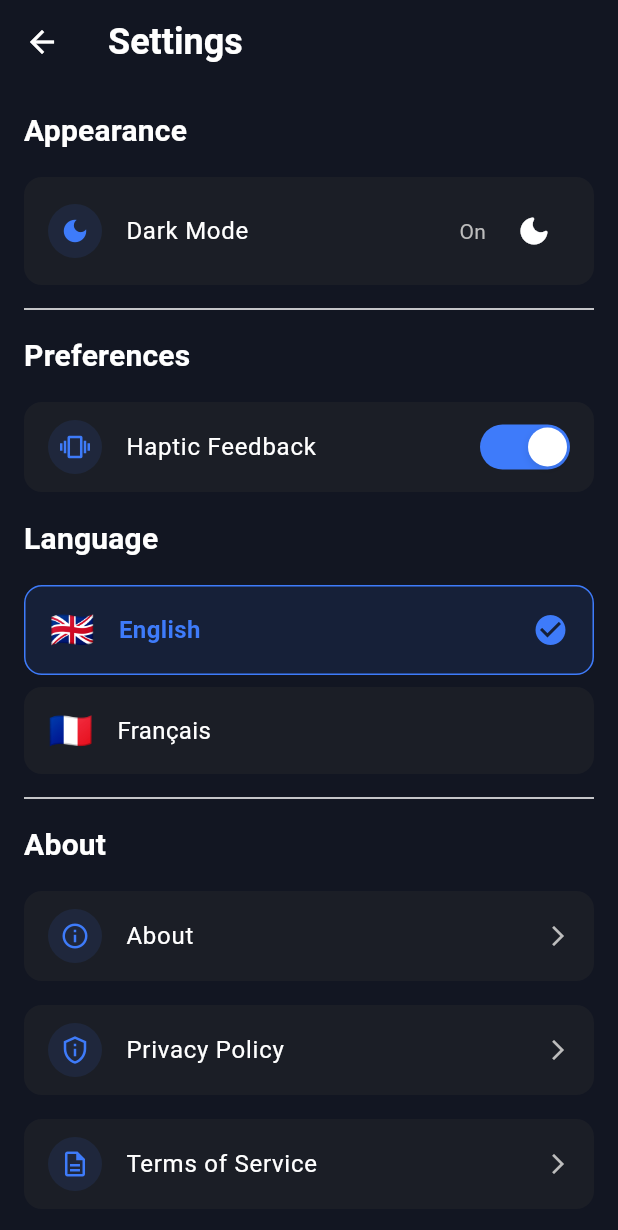
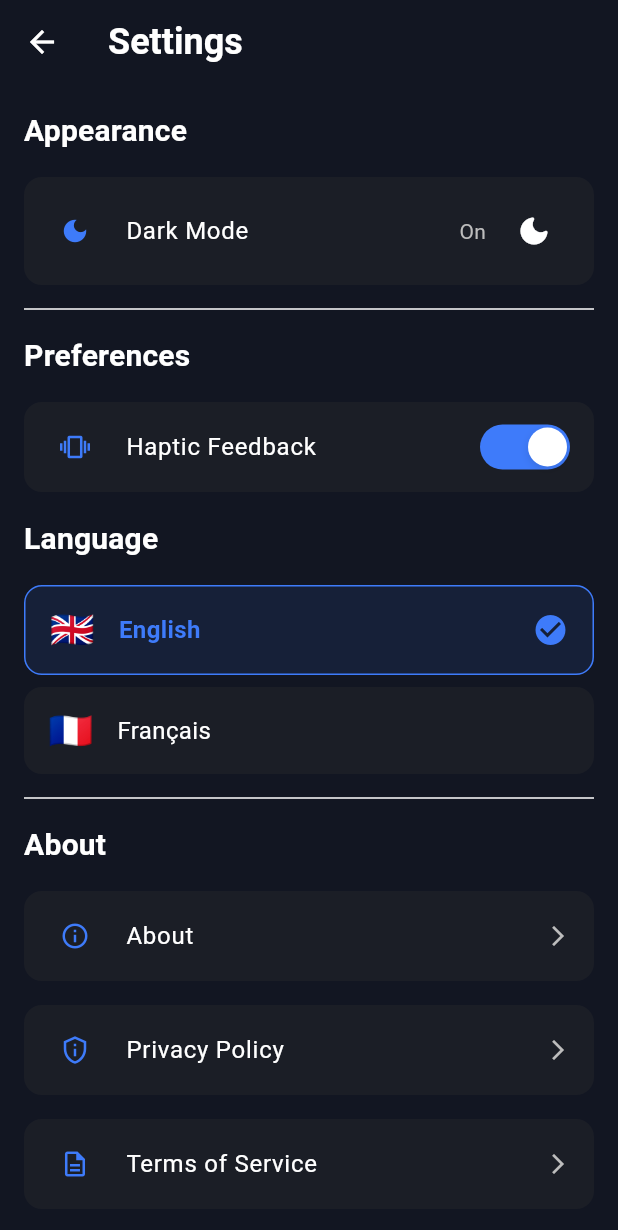
Before and after one commit to youssefsz/Currex, a Flutter app: the SettingsScreen screen opened directly, after a tap on the "light mode" icon, on a phone screen of 412 x 824 dp. Shown: the top 1230 px of the screen. Run offline on Flutter 3.47's test engine with Material 3 defaults, Android fonts, the phone set to English and light mode, and no system bars; our stand-ins replace fl_chart, flutter_native_splash, package_info_plus, shared_preferences, shimmer; accounts and stored records are empty.

Commit message:
feat: Display app version dynamically, remove chart navigation, and refine UI by removing icon backgrounds and increasing sizes.

```diff
--- a/lib/components/currency_card.dart
+++ b/lib/components/currency_card.dart
@@ -296,10 +296,7 @@ class _CurrencyCardState extends State<CurrencyCard>
                 desktop: 32.0,
               ),
             ),
-            decoration: BoxDecoration(
-              color: theme.colorScheme.primary.withOpacity(0.1),
-              shape: BoxShape.circle,
-            ),
+
             child: _buildSwapButton(hapticService, theme),
           ),
 
@@ -340,10 +337,7 @@ class _CurrencyCardState extends State<CurrencyCard>
               width: 48,
               height: 48,
               margin: const EdgeInsets.symmetric(horizontal: 16),
-              decoration: BoxDecoration(
-                color: theme.colorScheme.primary.withOpacity(0.1),
-                shape: BoxShape.circle,
-              ),
+
               child: _buildSwapButton(hapticService, theme),
             ),
           ),
@@ -380,9 +374,9 @@ class _CurrencyCardState extends State<CurrencyCard>
               color: theme.colorScheme.primary,
               size: ResponsiveHelper.getAdaptiveValue(
                 context: context,
-                mobile: 24.0,
-                tablet: 28.0,
-                desktop: 32.0,
+                mobile: 32.0,
+                tablet: 40.0,
+                desktop: 48.0,
               ),
             ),
           );
--- a/lib/providers/settings_provider.dart
+++ b/lib/providers/settings_provider.dart
@@ -1,3 +1,4 @@
+import 'package:package_info_plus/package_info_plus.dart';
 import 'package:flutter/material.dart';
 import '../utilities/storage_service.dart';
 import '../utilities/haptic_service.dart';
@@ -11,11 +12,14 @@ class SettingsProvider extends ChangeNotifier {
   late LocalizationProvider _localizationProvider;
   final ThemeService _themeService = ThemeService();
 
+  String _appVersion = '1.0.0';
+
   // Getters
   bool get isHapticEnabled => _hapticService.isEnabled;
   bool get isDarkMode => _themeService.isDarkMode;
   String get currentLanguage => _localizationProvider.currentLanguage;
   Map<String, String> get availableLanguages => LanguageService.languages;
+  String get appVersion => _appVersion;
 
   // Set localization provider only if it hasn't been set before
   void setLocalizationProvider(LocalizationProvider provider) {
@@ -37,7 +41,13 @@ class SettingsProvider extends ChangeNotifier {
 
   // Initialize provider
   Future<void> init() async {
-    // Nothing to initialize here as individual services handle their own initialization
+    try {
+      final packageInfo = await PackageInfo.fromPlatform();
+      _appVersion = packageInfo.version;
+      notifyListeners();
+    } catch (e) {
+      debugPrint('Error getting package info: $e');
+    }
   }
 
   // Toggle haptic feedback
--- a/lib/screens/main_navigation.dart
+++ b/lib/screens/main_navigation.dart
@@ -3,7 +3,7 @@ import 'dart:io' show exit;
 import 'package:provider/provider.dart';
 
 import 'home_screen.dart';
-import 'chart_screen.dart';
+// import 'chart_screen.dart';
 import 'currency_list_overview_screen.dart';
 import 'settings_screen.dart';
 import '../utilities/haptic_service.dart';
@@ -50,7 +50,7 @@ class _MainNavigationState extends State<MainNavigation> {
   // List of screens to display
   final List<Widget> _screens = const [
     HomeScreen(),
-    ChartScreen(),
+    // ChartScreen(),
     CurrencyListOverviewScreen(),
     SettingsScreen(),
   ];
@@ -175,21 +175,21 @@ class _MainNavigationState extends State<MainNavigation> {
                     ),
                     label: Text(L.tr('navigation.convert')),
                   ),
-                  NavigationRailDestination(
-                    icon: Image.asset(
-                      isDarkMode
-                          ? 'assets/icons/not_selected_chart.png'
-                          : 'assets/icons/selected_chart.png',
-                      width: _calculateRailIconSize(context),
-                      height: _calculateRailIconSize(context),
-                    ),
-                    selectedIcon: Image.asset(
-                      'assets/icons/selected_chart.png',
-                      width: _calculateRailIconSize(context),
-                      height: _calculateRailIconSize(context),
-                    ),
-                    label: Text(L.tr('navigation.charts')),
-                  ),
+                  // NavigationRailDestination(
+                  //   icon: Image.asset(
+                  //     isDarkMode
+                  //         ? 'assets/icons/not_selected_chart.png'
+                  //         : 'assets/icons/selected_chart.png',
+                  //     width: _calculateRailIconSize(context),
+                  //     height: _calculateRailIconSize(context),
+                  //   ),
+                  //   selectedIcon: Image.asset(
+                  //     'assets/icons/selected_chart.png',
+                  //     width: _calculateRailIconSize(context),
+                  //     height: _calculateRailIconSize(context),
+                  //   ),
+                  //   label: Text(L.tr('navigation.charts')),
+                  // ),
                   NavigationRailDestination(
                     icon: Image.asset(
                       isDarkMode
@@ -271,21 +271,21 @@ class _MainNavigationState extends State<MainNavigation> {
                 ),
                 label: L.tr('navigation.convert'),
               ),
-              NavigationDestination(
-                icon: Image.asset(
-                  isDarkMode
-                      ? 'assets/icons/not_selected_chart.png'
-                      : 'assets/icons/selected_chart.png',
-                  width: iconSize,
-                  height: iconSize,
-                ),
-                selectedIcon: Image.asset(
-                  'assets/icons/selected_chart.png',
-                  width: iconSize,
-                  height: iconSize,
-                ),
-                label: L.tr('navigation.charts'),
-              ),
+              // NavigationDestination(
+              //   icon: Image.asset(
+              //     isDarkMode
+              //         ? 'assets/icons/not_selected_chart.png'
+              //         : 'assets/icons/selected_chart.png',
+              //     width: iconSize,
+              //     height: iconSize,
+              //   ),
+              //   selectedIcon: Image.asset(
+              //     'assets/icons/selected_chart.png',
+              //     width: iconSize,
+              //     height: iconSize,
+              //   ),
+              //   label: L.tr('navigation.charts'),
+              // ),
               NavigationDestination(
                 icon: Image.asset(
                   isDarkMode
@@ -311,8 +311,6 @@ class _MainNavigationState extends State<MainNavigation> {
       },
     );
   }
-
-
 
   // Calculate responsive icon size
   double _calculateIconSize(double screenHeight, double screenWidth) {
--- a/lib/surfaces/settings_surface.dart
+++ b/lib/surfaces/settings_surface.dart
@@ -141,7 +141,7 @@ class SettingsSurface extends StatelessWidget {
                 L.tr('settings_screen.version'),
                 Icons.build_outlined,
                 trailing: Text(
-                  '1.0.0',
+                  settingsProvider.appVersion,
                   style: TextStyle(
                     color: isDarkMode ? Colors.grey[400] : Colors.grey[600],
                   ),
@@ -185,10 +185,6 @@ class SettingsSurface extends StatelessWidget {
           // Icon
           Container(
             padding: const EdgeInsets.all(8.0),
-            decoration: BoxDecoration(
-              color: theme.colorScheme.primary.withOpacity(0.1),
-              shape: BoxShape.circle,
-            ),
             child: Icon(icon, color: theme.colorScheme.primary, size: 20.0),
           ),
           const SizedBox(width: 16.0),
@@ -230,10 +226,6 @@ class SettingsSurface extends StatelessWidget {
             // Icon
             Container(
               padding: const EdgeInsets.all(8.0),
-              decoration: BoxDecoration(
-                color: theme.colorScheme.primary.withOpacity(0.1),
-                shape: BoxShape.circle,
-              ),
               child: Icon(icon, color: theme.colorScheme.primary, size: 20.0),
             ),
             const SizedBox(width: 16.0),
--- a/pubspec.yaml
+++ b/pubspec.yaml
@@ -46,6 +46,7 @@ dependencies:
   flutter_native_splash: ^2.4.6
   flutter_launcher_icons: ^0.14.4
   url_launcher: ^6.3.1
+  package_info_plus: ^9.0.0
 
 dev_dependencies:
   flutter_test:
```
Also changed, not shown: pubspec.lock, 2 other files.
